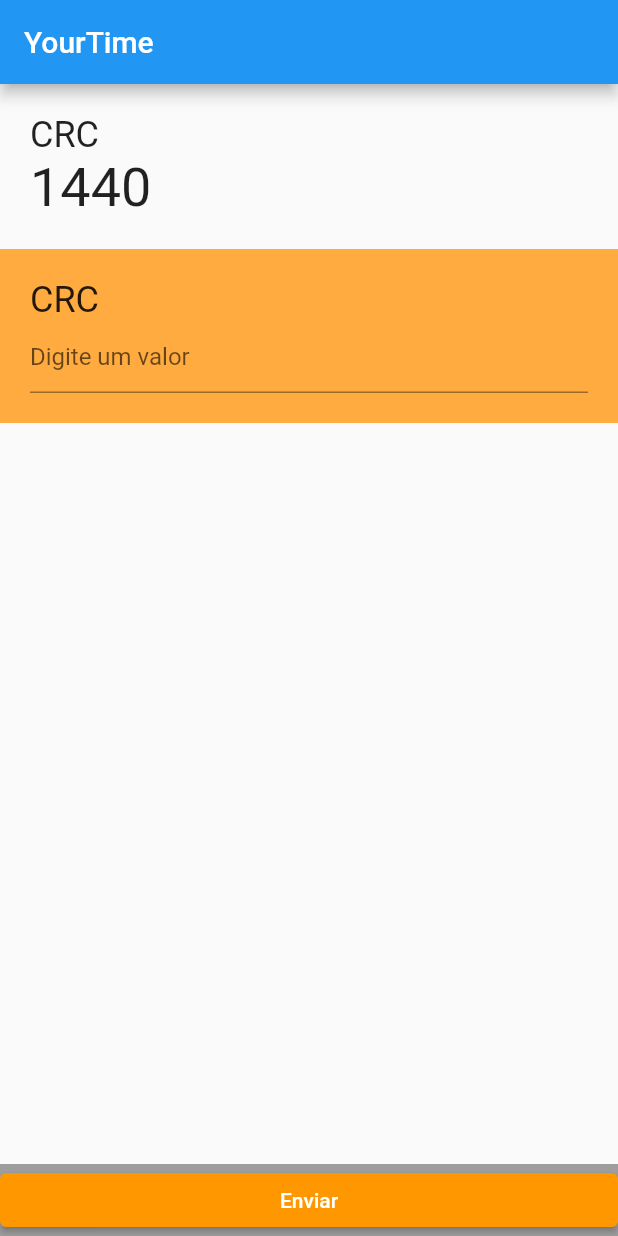
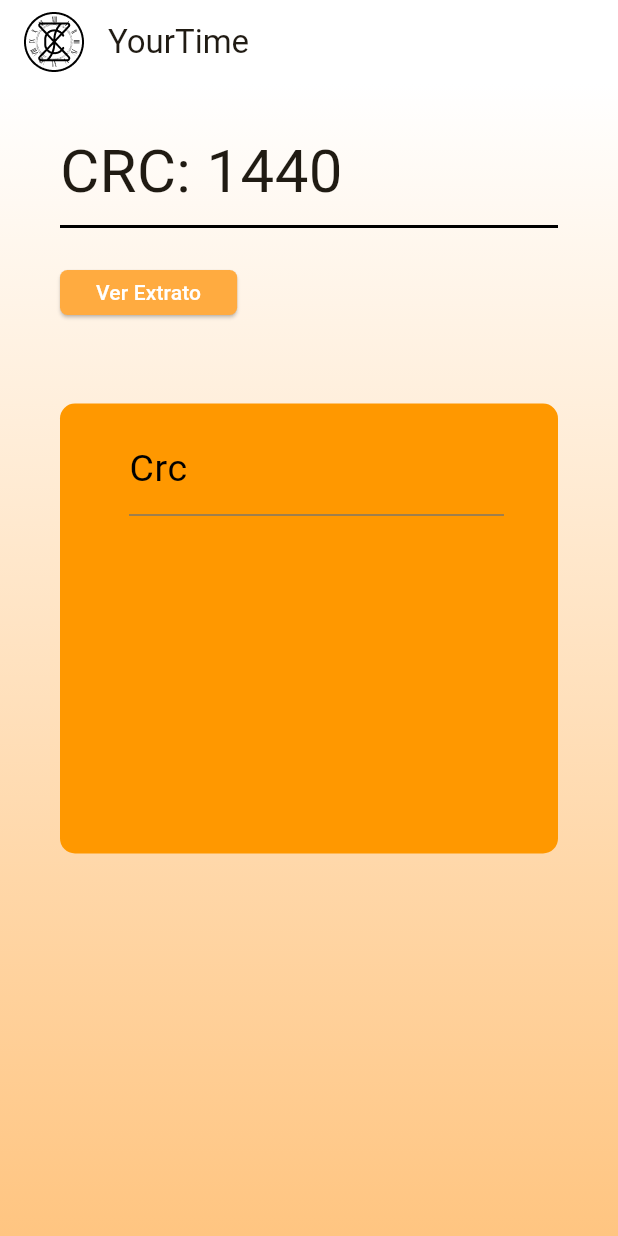
Before and after one commit to douglasarthurr/appYourTime, a Flutter app: the screen it shows after launch, on a phone screen of 412 x 824 dp. Run offline on Flutter 3.47's test engine with Material 2 defaults, Android fonts, the phone set to English and light mode, and no system bars.

Commit message:
Pix Page

```diff
--- a/lib/components/MyApp.dart
+++ /dev/null
@@ -1,18 +0,0 @@
-import 'package:flutter/material.dart';
-import 'pixPage.dart';
-
-class MyApp extends StatelessWidget {
-  const MyApp({super.key});
-
-  @override
-  Widget build(BuildContext context) {
-    return MaterialApp(
-      title: 'Tela pix',
-      debugShowCheckedModeBanner: false,
-      theme: ThemeData(
-        primarySwatch: Colors.blue,
-      ),
-      home: const pixPage(),
-    );
-  }
-}
--- a/lib/components/pixPage.dart
+++ /dev/null
@@ -1,104 +0,0 @@
-import 'package:flutter/material.dart';
-
-// ignore: camel_case_types
-class pixPage extends StatelessWidget {
-  const pixPage({super.key});
-
-  @override
-  Widget build(BuildContext context) {
-    return MaterialApp(
-      home: pixScreen(),
-    );
-  }
-}
-
-// ignore: must_be_immutable, camel_case_types
-class pixScreen extends StatelessWidget {
-  pixScreen({super.key});
-  // Variável que alimenta o valor do CRC
-  int crcValue = 1440;
-
-  // Controlador para o input do CRC personalizado
-  final TextEditingController crcController = TextEditingController();
-
-  // Função para adicionar ação ao botão "Enviar"
-  void enviarAcao() {
-    // Adicione a ação que deseja executar aqui
-  }
-
-  @override
-  Widget build(BuildContext context) {
-    return Scaffold(
-      appBar: AppBar(
-        title: const Align(
-          alignment: Alignment.centerLeft,
-          child: Text("YourTime"),
-        ),
-      ),
-      body: Container(
-        color: Colors.transparent, // Remove a cor de fundo
-        child: Column(
-          crossAxisAlignment: CrossAxisAlignment.start,
-          children: [
-            const SizedBox(height: 20),
-            const Padding(
-              padding: EdgeInsets.only(left: 20),
-              child: Text(
-                "CRC",
-                style: TextStyle(fontSize: 24),
-              ),
-            ),
-            Padding(
-              padding: const EdgeInsets.only(left: 20),
-              child: Text(
-                crcValue.toString(), // Valor do CRC
-                style: const TextStyle(fontSize: 36),
-              ),
-            ),
-            const SizedBox(height: 20),
-            Center(
-              child: Container(
-                color: Colors.orangeAccent,
-                width: 500,
-                alignment: Alignment.center, // Alinha o contender ao centro
-                padding: const EdgeInsets.all(20),
-                child: Column(
-                  crossAxisAlignment: CrossAxisAlignment.start,
-                  children: [
-                    const Text(
-                      "CRC",
-                      style: TextStyle(fontSize: 24),
-                    ),
-                    TextField(
-                      controller: crcController,
-                      keyboardType: TextInputType.number,
-                      decoration: const InputDecoration(
-                        hintText: "Digite um valor",
-                      ),
-                    ),
-                  ],
-                ),
-              ),
-            ),
-          ],
-        ),
-      ),
-      bottomNavigationBar: Container(
-        color: Colors.grey, // Cor de fundo cinza
-        child: ElevatedButton(
-          onPressed: enviarAcao, // Chama a função enviarAcao quando o botão é pressionado
-          style: ElevatedButton.styleFrom(
-            backgroundColor: Colors.orange, // Define a cor laranja para o botão
-          ),
-          child: const Text("Enviar"),
-        ),
-      ),
-    );
-  }
-
-  // @override
-  // void dispose() {
-  //   crcController.dispose(); // Libera o controlador do TextField ao sair da tela
-  //   super.dispose();
-  // }
-}
--- a/lib/main.dart
+++ b/lib/main.dart
@@ -1,6 +1,148 @@
 import 'package:flutter/material.dart';
-import 'package:yourtime/components/MyApp.dart';
 
 void main() {
   runApp(const MyApp());
 }
+
+class Tag {
+  final String text;
+  final Color color;
+
+  Tag(this.text, this.color);
+}
+
+class MyApp extends StatelessWidget {
+  const MyApp({super.key});
+
+  @override
+  Widget build(BuildContext context) {
+    return MaterialApp(
+      title: 'Your time',
+      theme: ThemeData(
+        colorScheme: ColorScheme.fromSeed(
+            seedColor: const Color.fromARGB(255, 226, 171, 53)),
+        useMaterial3: true,
+      ),
+      debugShowCheckedModeBanner: false,
+      home: const MyHomePage(title: 'YourTime'),
+    );
+  }
+}
+
+class MyHomePage extends StatefulWidget {
+  const MyHomePage({super.key, required this.title});
+
+  final String title;
+
+  @override
+  State<MyHomePage> createState() => _MyHomePageState();
+}
+
+class _MyHomePageState extends State<MyHomePage> {
+  final int _counter = 1440;
+
+  TextEditingController value = TextEditingController();
+  TextEditingController newValue = TextEditingController();
+
+  @override
+  Widget build(BuildContext context) {
+    return Scaffold(
+      appBar: AppBar(
+        leading: Padding(
+          padding: const EdgeInsets.only(left: 16.0),
+          child: Image.asset('assets/images/crc.png'),
+        ),
+        backgroundColor: const Color.fromARGB(255, 255, 255, 255),
+        title: Text(widget.title),
+      ),
+      body: Container(
+        decoration: const BoxDecoration(
+          gradient: LinearGradient(
+            begin: Alignment.topCenter,
+            end: Alignment.bottomCenter,
+            colors: [Color(0xFFFFFFFF), Color(0xFFFFC581)],
+          ),
+        ),
+        child: Padding(
+          padding: const EdgeInsets.symmetric(vertical: 30.0, horizontal: 40.0),
+          child: Column(
+            crossAxisAlignment: CrossAxisAlignment.start,
+            children: <Widget>[
+              Text(
+                'CRC: $_counter',
+                style: const TextStyle(
+                  fontSize: 40.0,
+                ),
+              ),
+              const Divider(
+                color: Colors.black,
+                thickness: 2.0,
+              ),
+              const SizedBox(height: 2.0),
+              Column(
+                crossAxisAlignment: CrossAxisAlignment.start,
+                children: <Widget>[
+                  const SizedBox(height: 10.0),
+                  ElevatedButton(
+                    onPressed: () {
+
+                    },
+                    style: ElevatedButton.styleFrom(
+                      backgroundColor: Colors.orangeAccent,
+                      shape: RoundedRectangleBorder(
+                        borderRadius: BorderRadius.circular(5.0),
+                      ),
+                      minimumSize: const Size(100, 30),
+                    ),
+                    child: const Column(
+                      children: <Widget>[
+                        Text(
+                          'Ver Extrato',
+                          style: TextStyle(
+                            color: Colors.white,
+                          ),
+                        ),
+                      ],
+                    ),
+                  ),
+                  const SizedBox(height: 50.0),
+                  Container(
+                      width: 350,
+                      height: 300,
+                      decoration: BoxDecoration(
+                        color: Colors.orange,
+                        borderRadius: BorderRadius.circular(
+                            10),
+                      ),
+                    child: Column(
+                      children: <Widget>[
+                        Padding(
+                          padding: const EdgeInsets.only(left: 10.0, top: 12.0),
+                          child: SizedBox(
+                            width: 250.0,
+                            child: TextField(
+                              keyboardType: const TextInputType.numberWithOptions(),
+                              controller: value,
+                              decoration: const InputDecoration(
+                                labelText: 'Crc',
+                                labelStyle: TextStyle(
+                                  color: Colors.black,
+                                  fontSize: 25.0,
+                                ),
+                                border: UnderlineInputBorder(),
+                              ),
+                            ),
+                          ),
+                        ),
+                      ],
+                    ),
+                  ),
+                ],
+              ),
+            ],
+          ),
+        ),
+      ),
+    );
+  }
+}
```
Also changed, not shown: pubspec.lock, 2 other files.
